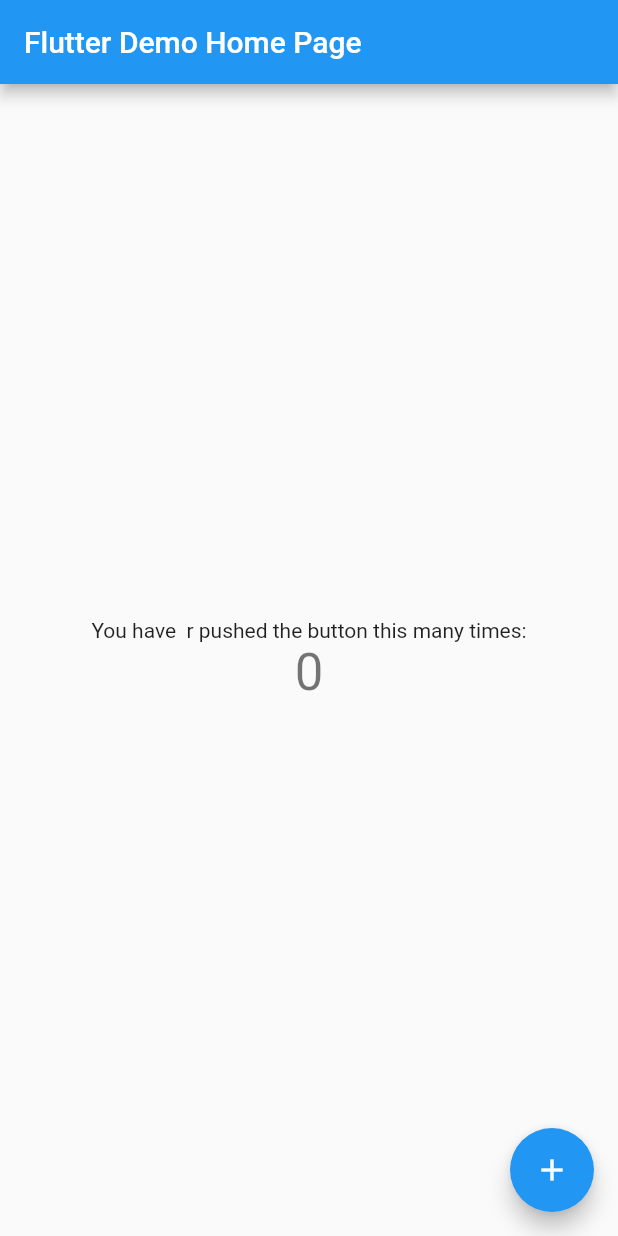
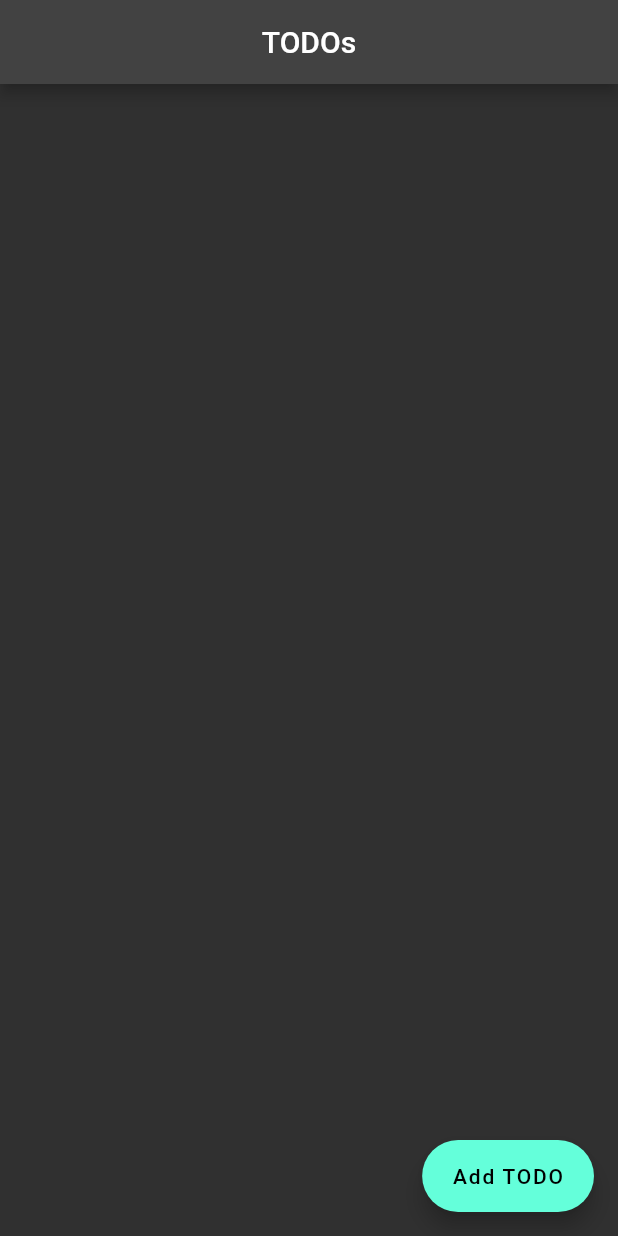
Before and after one commit to hellafarhati/todo_flutter, a Flutter app: the screen it shows after launch, on a phone screen of 412 x 824 dp. Run offline on Flutter 3.47's test engine with Material 2 defaults, Android fonts, the phone set to English and light mode, and no system bars; network calls fail.

Commit message:
first commit

```diff
--- a/lib/main.dart
+++ b/lib/main.dart
@@ -1,115 +1,26 @@
 import 'package:flutter/material.dart';
+import 'package:todo_s/screens/home_page.dart';
 
 void main() {
   runApp(const MyApp());
 }
 
-class MyApp extends StatelessWidget {
-  const MyApp({super.key});
 
-  // This widget is the root of your application.
+class MyApp extends StatefulWidget {
+  const MyApp({Key? key}) : super(key: key);
+
+  @override
+  State<MyApp> createState() => _MyAppState();
+}
+
+class _MyAppState extends State<MyApp> {
   @override
   Widget build(BuildContext context) {
     return MaterialApp(
-      title: 'Flutter Demo',
-      theme: ThemeData(
-        // This is the theme of your application.
-        //
-        // Try running your application with "flutter run". You'll see the
-        // application has a blue toolbar. Then, without quitting the app, try
-        // changing the primarySwatch below to Colors.green and then invoke
-        // "hot reload" (press "r" in the console where you ran "flutter run",
-        // or simply save your changes to "hot reload" in a Flutter IDE).
-        // Notice that the counter didn't reset back to zero; the application
-        // is not restarted.
-        primarySwatch: Colors.blue,
-      ),
-      home: const MyHomePage(title: 'Flutter Demo Home Page'),
+      debugShowCheckedModeBanner: false,
+      theme: ThemeData.dark(),
+      home: HomePage(),
+
     );
   }
 }
-
-class MyHomePage extends StatefulWidget {
-  const MyHomePage({super.key, required this.title});
-
-  // This widget is the home page of your application. It is stateful, meaning
-  // that it has a State object (defined below) that contains fields that affect
-  // how it looks.
-
-  // This class is the configuration for the state. It holds the values (in this
-  // case the title) provided by the parent (in this case the App widget) and
-  // used by the build method of the State. Fields in a Widget subclass are
-  // always marked "final".
-
-  final String title;
-
-  @override
-  State<MyHomePage> createState() => _MyHomePageState();
-}
-
-class _MyHomePageState extends State<MyHomePage> {
-  int _counter = 0;
-
-  void _incrementCounter() {
-    setState(() {
-      // This call to setState tells the Flutter framework that something has
-      // changed in this State, which causes it to rerun the build method below
-      // so that the display can reflect the updated values. If we changed
-      // _counter without calling setState(), then the build method would not be
-      // called again, and so nothing would appear to happen.
-      _counter++;
-    });
-  }
-
-  @override
-  Widget build(BuildContext context) {
-    // This method is rerun every time setState is called, for instance as done
-    // by the _incrementCounter method above.
-    //
-    // The Flutter framework has been optimized to make rerunning build methods
-    // fast, so that you can just rebuild anything that needs updating rather
-    // than having to individually change instances of widgets.
-    return Scaffold(
-      appBar: AppBar(
-        // Here we take the value from the MyHomePage object that was created by
-        // the App.build method, and use it to set our appbar title.
-        title: Text(widget.title),
-      ),
-      body: Center(
-        // Center is a layout widget. It takes a single child and positions it
-        // in the middle of the parent.
-        child: Column(
-          // Column is also a layout widget. It takes a list of children and
-          // arranges them vertically. By default, it sizes itself to fit its
-          // children horizontally, and tries to be as tall as its parent.
-          //
-          // Invoke "debug painting" (press "p" in the console, choose the
-          // "Toggle Debug Paint" action from the Flutter Inspector in Android
-          // Studio, or the "Toggle Debug Paint" command in Visual Studio Code)
-          // to see the wireframe for each widget.
-          //
-          // Column has various properties to control how it sizes itself and
-          // how it positions its children. Here we use mainAxisAlignment to
-          // center the children vertically; the main axis here is the vertical
-          // axis because Columns are vertical (the cross axis would be
-          // horizontal).
-          mainAxisAlignment: MainAxisAlignment.center,
-          children: <Widget>[
-            const Text(
-              'You have  r pushed the button this many times:',
-            ),
-            Text(
-              '$_counter',
-              style: Theme.of(context).textTheme.headlineMedium,
-            ),
-          ],
-        ),
-      ),
-      floatingActionButton: FloatingActionButton(
-        onPressed: _incrementCounter,
-        tooltip: 'Increment',
-        child: const Icon(Icons.add),
-      ), // This trailing comma makes auto-formatting nicer for build methods.
-    );
-  }
-}
--- /dev/null
+++ b/lib/screens/home_page.dart
@@ -0,0 +1,86 @@
+import 'dart:convert';
+
+import 'package:flutter/material.dart';
+import 'package:http/http.dart'  as http;
+import 'add_todo_page.dart';
+
+class HomePage extends StatefulWidget {
+  const HomePage({Key? key}) : super(key: key);
+
+  @override
+  State<HomePage> createState() => _HomePageState();
+}
+
+class _HomePageState extends State<HomePage> {
+
+  var items = [];
+
+  @override
+  void initState() {
+    getAllTasks();
+    super.initState();
+  }
+
+  @override
+  Widget build(BuildContext context) {
+    return Scaffold(
+      appBar: AppBar(
+        centerTitle: true,
+        title: Text(
+          "TODOs",
+
+        ),
+
+      ),
+      floatingActionButton: FloatingActionButton.extended(
+          onPressed: NavigateToAddTODOPage ,
+          label: Text(
+        "Add TODO"
+      )
+      ),
+      body: ListView.builder(
+        itemCount: items.length,
+          itemBuilder: (context , index){
+          final item = items[index] as Map;
+        return ListTile(
+
+          title:Text(item['title']) ,
+          subtitle: Text(item['description']),
+        );
+      }),
+    );
+  }
+
+  NavigateToAddTODOPage() {
+    final route = MaterialPageRoute(builder: (context) => AddTODOPage(),
+    );
+    Navigator.push(context, route);
+  }
+
+  Future<void> getAllTasks() async {
+    final url = "http://api.nstack.in/v1/todos?page=1&limit=10";
+    final uri = Uri.parse(url);
+
+    final response = await http.get(uri);
+
+    if(response.statusCode == 200){
+      final json = jsonDecode(response.body) as Map;
+
+      final result = json['items'] as List;
+
+      setState(() {
+        items = result;
+      });
+
+    }
+
+
+
+    print(response.body);
+
+
+  }
+
+
+
+}
--- a/pubspec.yaml
+++ b/pubspec.yaml
@@ -35,7 +35,7 @@ dependencies:
   # The following adds the Cupertino Icons font to your application.
   # Use with the CupertinoIcons class for iOS style icons.
   cupertino_icons: ^1.0.2
-
+  http: ^0.13.6
 dev_dependencies:
   flutter_test:
     sdk: flutter
```
Also changed, not shown: lib/screens/add_todo_page.dart (added, +102 -0 lines), pubspec.lock.
